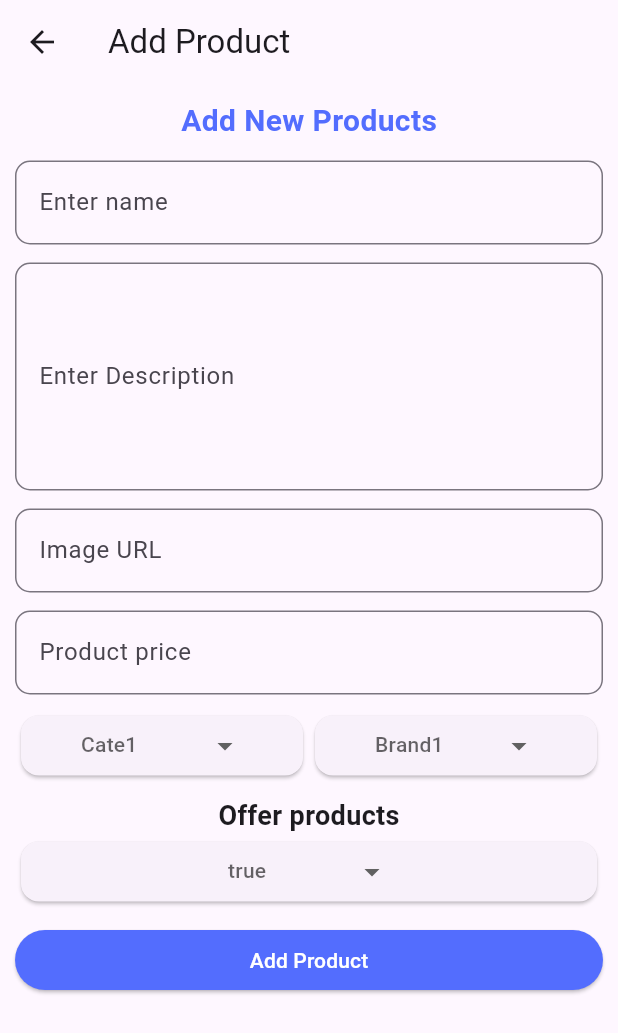
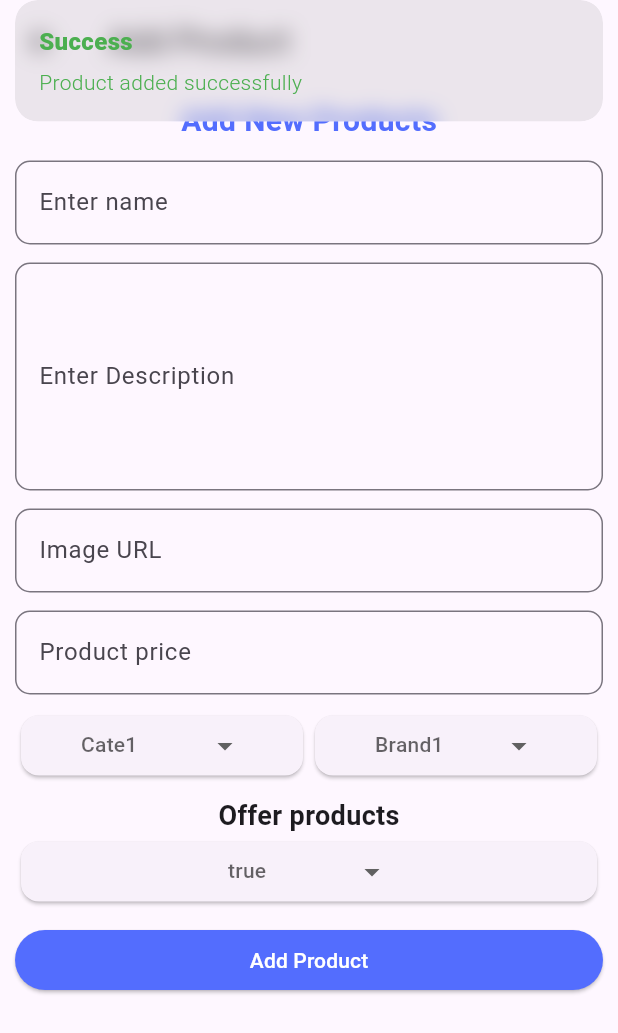
Before and after one commit to LivingstonTardzenyuy/Flutter-Projects, a Flutter app: the AddProduct screen opened directly, after a tap on "Add Product", on a phone screen of 412 x 824 dp. Shown: the top 1033 px of the screen. Run offline on Flutter 3.47's test engine with Material 3 defaults, Android fonts, the phone set to English and light mode, and no system bars; drawn by our look-alikes of dropdown_button2; our stand-ins replace cloud_firestore, firebase_auth, firebase_core, font_awesome_flutter, get, google_fonts and 1 more; accounts and stored records are empty.

Commit message:
connected my add product logic to ui

```diff
--- a/ecommerce/lib/Pages/add_product.dart
+++ b/ecommerce/lib/Pages/add_product.dart
@@ -32,8 +32,7 @@ class AddProduct extends StatelessWidget {
   @override
   Widget build(BuildContext context) {
     return GetBuilder<HomeController>(
-
-      builder: (GetxController controller) {
+      builder: (controller) {
         return Scaffold(
             appBar: AppBar(
               title: Text('Add Product'),
@@ -77,7 +76,9 @@ class AddProduct extends StatelessWidget {
                             foregroundColor: Colors.white,
 
                           ),
-                          onPressed: () {},
+                          onPressed: () {
+                            controller.addProducts();
+                          },
                           child: Text('Add Product')),
                     )
                   ],
```
Also changed, not shown: 1 other file.
